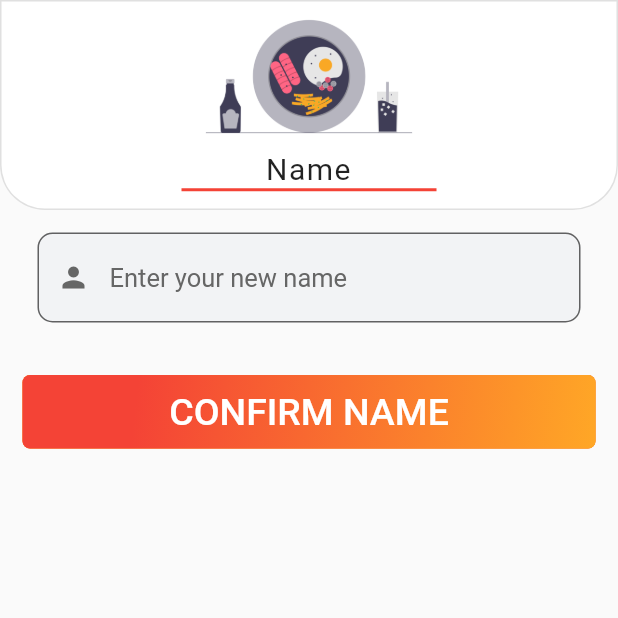
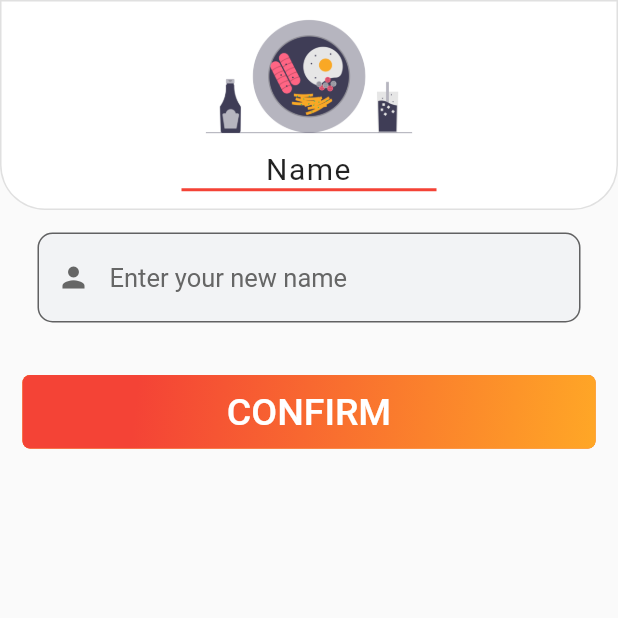
Before and after one commit to PiotrKupis/food-care-frontend, a Flutter app: the ChangeData screen opened directly, on a phone screen of 412 x 824 dp, the top half of it. Run offline on Flutter 3.47's test engine with Material 2 defaults, Android fonts, the phone set to English and light mode, and no system bars; our stand-ins replace dio, email_validator, fluttertoast, geolocator, image_picker, shared_preferences; accounts and stored records are empty.

Commit message:
updated edit profile

```diff
--- a/lib/UserProfile.dart
+++ b/lib/UserProfile.dart
@@ -395,7 +395,7 @@ class _ChangeData extends State<ChangeData> {
                   padding:
                       EdgeInsets.symmetric(vertical: 10.0, horizontal: 42.0),
                   child: Text(
-                    "CONFIRM " + dataName.toUpperCase(),
+                    "CONFIRM",
                     style: TextStyle(
                       color: Colors.white,
                       fontSize: 25.0,
```
